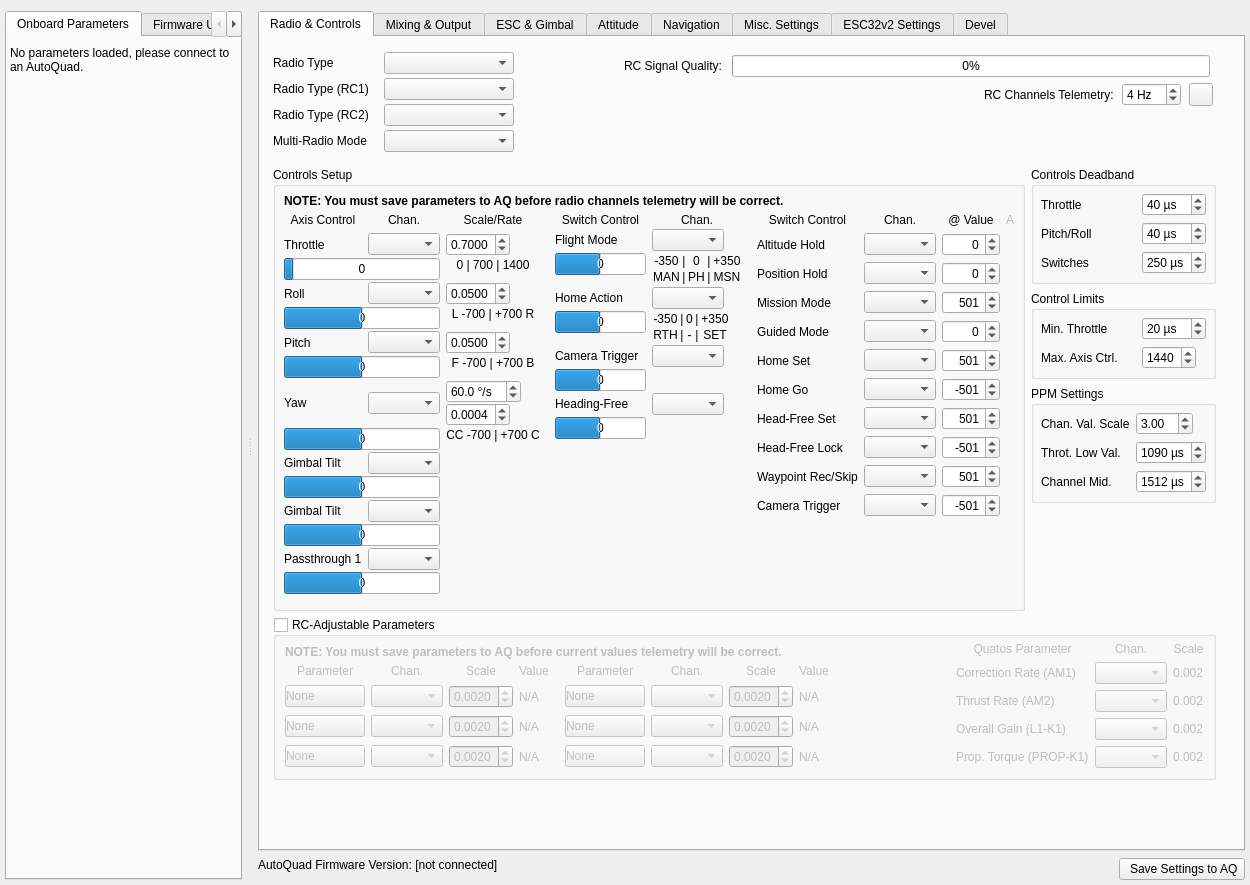
mpaperno/qgroundcontrol_aq, file src/ui/qgcautoquad.ui: the form before one commit.
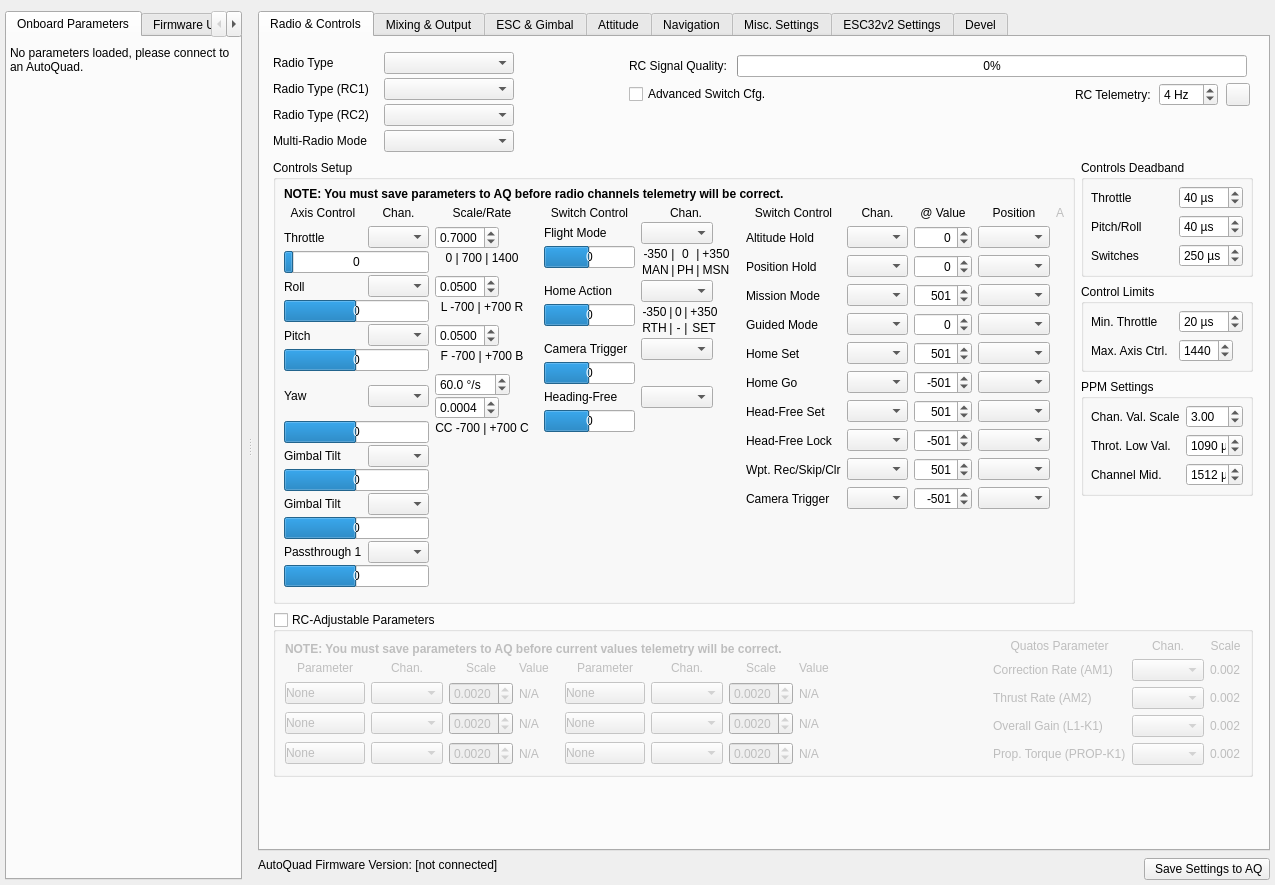
The form after the commit. Icons and pictures are not drawn.

Commit message: Add "simplified" high/mid/low RC switch value configuration view.

Patch:
```diff
--- a/src/ui/qgcautoquad.ui
+++ b/src/ui/qgcautoquad.ui
@@ -7,7 +7,7 @@
    <rect>
     <x>0</x>
     <y>0</y>
-    <width>1250</width>
+    <width>1275</width>
     <height>885</height>
    </rect>
   </property>
@@ -454,9 +454,12 @@
              <property name="leftMargin">
               <number>4</number>
              </property>
-             <property name="spacing">
+             <property name="horizontalSpacing">
               <number>6</number>
              </property>
+             <property name="verticalSpacing">
+              <number>8</number>
+             </property>
              <item row="1" column="0" alignment="Qt::AlignLeft|Qt::AlignTop">
               <widget class="QGroupBox" name="groupBox_channelMapping">
                <property name="sizePolicy">
@@ -832,7 +835,7 @@
                      <item row="9" column="0">
                       <widget class="QLabel" name="label_NAV_CTRL_WP_REC">
                        <property name="text">
-                        <string>Waypoint Rec/Skip</string>
+                        <string>Wpt. Rec/Skip/Clr</string>
                        </property>
                       </widget>
                      </item>
@@ -1146,7 +1149,7 @@
                        </property>
                       </widget>
                      </item>
-                     <item row="1" column="3" alignment="Qt::AlignHCenter|Qt::AlignVCenter">
+                     <item row="1" column="4" alignment="Qt::AlignHCenter|Qt::AlignVCenter">
                       <widget class="QLabel" name="ind_NAV_CTRL_AH">
                        <property name="sizePolicy">
                         <sizepolicy hsizetype="Fixed" vsizetype="Fixed">
@@ -1165,7 +1168,7 @@
                        </property>
                       </widget>
                      </item>
-                     <item row="2" column="3" alignment="Qt::AlignHCenter|Qt::AlignVCenter">
+                     <item row="2" column="4" alignment="Qt::AlignHCenter|Qt::AlignVCenter">
                       <widget class="QLabel" name="ind_NAV_CTRL_PH">
                        <property name="sizePolicy">
                         <sizepolicy hsizetype="Fixed" vsizetype="Fixed">
@@ -1184,7 +1187,7 @@
                        </property>
                       </widget>
                      </item>
-                     <item row="3" column="3" alignment="Qt::AlignHCenter|Qt::AlignVCenter">
+                     <item row="3" column="4" alignment="Qt::AlignHCenter|Qt::AlignVCenter">
                       <widget class="QLabel" name="ind_NAV_CTRL_MISN">
                        <property name="sizePolicy">
                         <sizepolicy hsizetype="Fixed" vsizetype="Fixed">
@@ -1203,7 +1206,7 @@
                        </property>
                       </widget>
                      </item>
-                     <item row="0" column="3" alignment="Qt::AlignHCenter">
+                     <item row="0" column="4" alignment="Qt::AlignHCenter">
                       <widget class="QLabel" name="label_colHdr_switchInd_1">
                        <property name="enabled">
                         <bool>false</bool>
@@ -1228,7 +1231,7 @@
                        </property>
                       </widget>
                      </item>
-                     <item row="4" column="3" alignment="Qt::AlignHCenter|Qt::AlignVCenter">
+                     <item row="4" column="4" alignment="Qt::AlignHCenter|Qt::AlignVCenter">
                       <widget class="QLabel" name="ind_NAV_CTRL_GUIDED">
                        <property name="sizePolicy">
                         <sizepolicy hsizetype="Fixed" vsizetype="Fixed">
@@ -1247,7 +1250,7 @@
                        </property>
                       </widget>
                      </item>
-                     <item row="5" column="3" alignment="Qt::AlignHCenter|Qt::AlignVCenter">
+                     <item row="5" column="4" alignment="Qt::AlignHCenter|Qt::AlignVCenter">
                       <widget class="QLabel" name="ind_NAV_CTRL_HOM_SET">
                        <property name="sizePolicy">
                         <sizepolicy hsizetype="Fixed" vsizetype="Fixed">
@@ -1266,7 +1269,7 @@
                        </property>
                       </widget>
                      </item>
-                     <item row="6" column="3" alignment="Qt::AlignHCenter|Qt::AlignVCenter">
+                     <item row="6" column="4" alignment="Qt::AlignHCenter|Qt::AlignVCenter">
                       <widget class="QLabel" name="ind_NAV_CTRL_HOM_GO">
                        <property name="sizePolicy">
                         <sizepolicy hsizetype="Fixed" vsizetype="Fixed">
@@ -1285,7 +1288,7 @@
                        </property>
                       </widget>
                      </item>
-                     <item row="7" column="3" alignment="Qt::AlignHCenter|Qt::AlignVCenter">
+                     <item row="7" column="4" alignment="Qt::AlignHCenter|Qt::AlignVCenter">
                       <widget class="QLabel" name="ind_NAV_CTRL_HF_SET">
                        <property name="sizePolicy">
                         <sizepolicy hsizetype="Fixed" vsizetype="Fixed">
@@ -1304,7 +1307,7 @@
                        </property>
                       </widget>
                      </item>
-                     <item row="8" column="3" alignment="Qt::AlignHCenter|Qt::AlignVCenter">
+                     <item row="8" column="4" alignment="Qt::AlignHCenter|Qt::AlignVCenter">
                       <widget class="QLabel" name="ind_NAV_CTRL_HF_LOCK">
                        <property name="sizePolicy">
                         <sizepolicy hsizetype="Fixed" vsizetype="Fixed">
@@ -1323,7 +1326,7 @@
                        </property>
                       </widget>
                      </item>
-                     <item row="9" column="3" alignment="Qt::AlignHCenter|Qt::AlignVCenter">
+                     <item row="9" column="4" alignment="Qt::AlignHCenter|Qt::AlignVCenter">
                       <widget class="QLabel" name="ind_NAV_CTRL_WP_REC">
                        <property name="sizePolicy">
                         <sizepolicy hsizetype="Fixed" vsizetype="Fixed">
@@ -1342,7 +1345,7 @@
                        </property>
                       </widget>
                      </item>
-                     <item row="10" column="3" alignment="Qt::AlignHCenter|Qt::AlignVCenter">
+                     <item row="10" column="4" alignment="Qt::AlignHCenter|Qt::AlignVCenter">
                       <widget class="QLabel" name="ind_GMBL_CTRL_TRG_ON">
                        <property name="sizePolicy">
                         <sizepolicy hsizetype="Fixed" vsizetype="Fixed">
@@ -1361,6 +1364,215 @@
                        </property>
                       </widget>
                      </item>
+                     <item row="0" column="3">
+                      <widget class="QLabel" name="label_colHdr_switchPos">
+                       <property name="sizePolicy">
+                        <sizepolicy hsizetype="Preferred" vsizetype="Fixed">
+                         <horstretch>0</horstretch>
+                         <verstretch>0</verstretch>
+                        </sizepolicy>
+                       </property>
+                       <property name="text">
+                        <string>Position</string>
+                       </property>
+                       <property name="alignment">
+                        <set>Qt::AlignCenter</set>
+                       </property>
+                       <property name="labelStyle" stdset="0">
+                        <string notr="true">columnLabel</string>
+                       </property>
+                      </widget>
+                     </item>
+                     <item row="2" column="3">
+                      <widget class="QComboBox" name="NAV_CTRL_PH_pos">
+                       <property name="sizePolicy">
+                        <sizepolicy hsizetype="Preferred" vsizetype="Fixed">
+                         <horstretch>0</horstretch>
+                         <verstretch>0</verstretch>
+                        </sizepolicy>
+                       </property>
+                       <property name="toolTip">
+                        <string>&lt;html&gt;&lt;head/&gt;&lt;body&gt;&lt;p&gt;Radio switch position (channel value) at which this control is considered active. &lt;/p&gt;&lt;p&gt;&lt;span style=&quot; font-weight:600;&quot;&gt;High&lt;/span&gt;: +251 to +750&lt;/p&gt;&lt;p&gt;&lt;span style=&quot; font-weight:600;&quot;&gt;Mid&lt;/span&gt;:   -250 to +250&lt;/p&gt;&lt;p&gt;&lt;span style=&quot; font-weight:600;&quot;&gt;Low&lt;/span&gt;:   -251 to -750&lt;/p&gt;&lt;/body&gt;&lt;/html&gt;</string>
+                       </property>
+                       <property name="currentIndex">
+                        <number>-1</number>
+                       </property>
+                       <property name="sizeAdjustPolicy">
+                        <enum>QComboBox::AdjustToContents</enum>
+                       </property>
+                      </widget>
+                     </item>
+                     <item row="3" column="3">
+                      <widget class="QComboBox" name="NAV_CTRL_MISN_pos">
+                       <property name="sizePolicy">
+                        <sizepolicy hsizetype="Preferred" vsizetype="Fixed">
+                         <horstretch>0</horstretch>
+                         <verstretch>0</verstretch>
+                        </sizepolicy>
+                       </property>
+                       <property name="toolTip">
+                        <string>&lt;html&gt;&lt;head/&gt;&lt;body&gt;&lt;p&gt;Radio switch position (channel value) at which this control is considered active. &lt;/p&gt;&lt;p&gt;&lt;span style=&quot; font-weight:600;&quot;&gt;High&lt;/span&gt;: +251 to +750&lt;/p&gt;&lt;p&gt;&lt;span style=&quot; font-weight:600;&quot;&gt;Mid&lt;/span&gt;:   -250 to +250&lt;/p&gt;&lt;p&gt;&lt;span style=&quot; font-weight:600;&quot;&gt;Low&lt;/span&gt;:   -251 to -750&lt;/p&gt;&lt;/body&gt;&lt;/html&gt;</string>
+                       </property>
+                       <property name="currentIndex">
+                        <number>-1</number>
+                       </property>
+                       <property name="sizeAdjustPolicy">
+                        <enum>QComboBox::AdjustToContents</enum>
+                       </property>
+                      </widget>
+                     </item>
+                     <item row="4" column="3">
+                      <widget class="QComboBox" name="NAV_CTRL_GUIDED_pos">
+                       <property name="sizePolicy">
+                        <sizepolicy hsizetype="Preferred" vsizetype="Fixed">
+                         <horstretch>0</horstretch>
+                         <verstretch>0</verstretch>
+                        </sizepolicy>
+                       </property>
+                       <property name="toolTip">
+                        <string>&lt;html&gt;&lt;head/&gt;&lt;body&gt;&lt;p&gt;Radio switch position (channel value) at which this control is considered active. &lt;/p&gt;&lt;p&gt;&lt;span style=&quot; font-weight:600;&quot;&gt;High&lt;/span&gt;: +251 to +750&lt;/p&gt;&lt;p&gt;&lt;span style=&quot; font-weight:600;&quot;&gt;Mid&lt;/span&gt;:   -250 to +250&lt;/p&gt;&lt;p&gt;&lt;span style=&quot; font-weight:600;&quot;&gt;Low&lt;/span&gt;:   -251 to -750&lt;/p&gt;&lt;/body&gt;&lt;/html&gt;</string>
+                       </property>
+                       <property name="currentIndex">
+                        <number>-1</number>
+                       </property>
+                       <property name="sizeAdjustPolicy">
+                        <enum>QComboBox::AdjustToContents</enum>
+                       </property>
+                      </widget>
+                     </item>
+                     <item row="5" column="3">
+                      <widget class="QComboBox" name="NAV_CTRL_HOM_SET_pos">
+                       <property name="sizePolicy">
+                        <sizepolicy hsizetype="Preferred" vsizetype="Fixed">
+                         <horstretch>0</horstretch>
+                         <verstretch>0</verstretch>
+                        </sizepolicy>
+                       </property>
+                       <property name="toolTip">
+                        <string>&lt;html&gt;&lt;head/&gt;&lt;body&gt;&lt;p&gt;Radio switch position (channel value) at which this control is considered active. &lt;/p&gt;&lt;p&gt;&lt;span style=&quot; font-weight:600;&quot;&gt;High&lt;/span&gt;: +251 to +750&lt;/p&gt;&lt;p&gt;&lt;span style=&quot; font-weight:600;&quot;&gt;Mid&lt;/span&gt;:   -250 to +250&lt;/p&gt;&lt;p&gt;&lt;span style=&quot; font-weight:600;&quot;&gt;Low&lt;/span&gt;:   -251 to -750&lt;/p&gt;&lt;/body&gt;&lt;/html&gt;</string>
+                       </property>
+                       <property name="currentIndex">
+                        <number>-1</number>
+                       </property>
+                       <property name="sizeAdjustPolicy">
+                        <enum>QComboBox::AdjustToContents</enum>
+                       </property>
+                      </widget>
+                     </item>
+                     <item row="6" column="3">
+                      <widget class="QComboBox" name="NAV_CTRL_HOM_GO_pos">
+                       <property name="sizePolicy">
+                        <sizepolicy hsizetype="Preferred" vsizetype="Fixed">
+                         <horstretch>0</horstretch>
+                         <verstretch>0</verstretch>
+                        </sizepolicy>
+                       </property>
+                       <property name="toolTip">
+                        <string>&lt;html&gt;&lt;head/&gt;&lt;body&gt;&lt;p&gt;Radio switch position (channel value) at which this control is considered active. &lt;/p&gt;&lt;p&gt;&lt;span style=&quot; font-weight:600;&quot;&gt;High&lt;/span&gt;: +251 to +750&lt;/p&gt;&lt;p&gt;&lt;span style=&quot; font-weight:600;&quot;&gt;Mid&lt;/span&gt;:   -250 to +250&lt;/p&gt;&lt;p&gt;&lt;span style=&quot; font-weight:600;&quot;&gt;Low&lt;/span&gt;:   -251 to -750&lt;/p&gt;&lt;/body&gt;&lt;/html&gt;</string>
+                       </property>
+                       <property name="currentIndex">
+                        <number>-1</number>
+                       </property>
+                       <property name="sizeAdjustPolicy">
+                        <enum>QComboBox::AdjustToContents</enum>
+                       </property>
+                      </widget>
+                     </item>
+                     <item row="7" column="3">
+                      <widget class="QComboBox" name="NAV_CTRL_HF_SET_pos">
+                       <property name="sizePolicy">
+                        <sizepolicy hsizetype="Preferred" vsizetype="Fixed">
+                         <horstretch>0</horstretch>
+                         <verstretch>0</verstretch>
+                        </sizepolicy>
+                       </property>
+                       <property name="toolTip">
+                        <string>&lt;html&gt;&lt;head/&gt;&lt;body&gt;&lt;p&gt;Radio switch position (channel value) at which this control is considered active. &lt;/p&gt;&lt;p&gt;&lt;span style=&quot; font-weight:600;&quot;&gt;High&lt;/span&gt;: +251 to +750&lt;/p&gt;&lt;p&gt;&lt;span style=&quot; font-weight:600;&quot;&gt;Mid&lt;/span&gt;:   -250 to +250&lt;/p&gt;&lt;p&gt;&lt;span style=&quot; font-weight:600;&quot;&gt;Low&lt;/span&gt;:   -251 to -750&lt;/p&gt;&lt;/body&gt;&lt;/html&gt;</string>
+                       </property>
+                       <property name="currentIndex">
+                        <number>-1</number>
+                       </property>
+                       <property name="sizeAdjustPolicy">
+                        <enum>QComboBox::AdjustToContents</enum>
+                       </property>
+                      </widget>
+                     </item>
+                     <item row="8" column="3">
+                      <widget class="QComboBox" name="NAV_CTRL_HF_LOCK_pos">
+                       <property name="sizePolicy">
+                        <sizepolicy hsizetype="Preferred" vsizetype="Fixed">
+                         <horstretch>0</horstretch>
+                         <verstretch>0</verstretch>
+                        </sizepolicy>
+                       </property>
+                       <property name="toolTip">
+                        <string>&lt;html&gt;&lt;head/&gt;&lt;body&gt;&lt;p&gt;Radio switch position (channel value) at which this control is considered active. &lt;/p&gt;&lt;p&gt;&lt;span style=&quot; font-weight:600;&quot;&gt;High&lt;/span&gt;: +251 to +750&lt;/p&gt;&lt;p&gt;&lt;span style=&quot; font-weight:600;&quot;&gt;Mid&lt;/span&gt;:   -250 to +250&lt;/p&gt;&lt;p&gt;&lt;span style=&quot; font-weight:600;&quot;&gt;Low&lt;/span&gt;:   -251 to -750&lt;/p&gt;&lt;/body&gt;&lt;/html&gt;</string>
+                       </property>
+                       <property name="currentIndex">
+                        <number>-1</number>
+                       </property>
+                       <property name="sizeAdjustPolicy">
+                        <enum>QComboBox::AdjustToContents</enum>
+                       </property>
+                      </widget>
+                     </item>
+                     <item row="9" column="3">
+                      <widget class="QComboBox" name="NAV_CTRL_WP_REC_pos">
+                       <property name="sizePolicy">
+                        <sizepolicy hsizetype="Preferred" vsizetype="Fixed">
+                         <horstretch>0</horstretch>
+                         <verstretch>0</verstretch>
+                        </sizepolicy>
+                       </property>
+                       <property name="toolTip">
+                        <string>&lt;html&gt;&lt;head/&gt;&lt;body&gt;&lt;p&gt;Radio switch position (channel value) at which this control is considered active. &lt;/p&gt;&lt;p&gt;&lt;span style=&quot; font-weight:600;&quot;&gt;High&lt;/span&gt;: +251 to +750&lt;/p&gt;&lt;p&gt;&lt;span style=&quot; font-weight:600;&quot;&gt;Mid&lt;/span&gt;:   -250 to +250&lt;/p&gt;&lt;p&gt;&lt;span style=&quot; font-weight:600;&quot;&gt;Low&lt;/span&gt;:   -251 to -750&lt;/p&gt;&lt;/body&gt;&lt;/html&gt;</string>
+                       </property>
+                       <property name="currentIndex">
+                        <number>-1</number>
+                       </property>
+                       <property name="sizeAdjustPolicy">
+                        <enum>QComboBox::AdjustToContents</enum>
+                       </property>
+                      </widget>
+                     </item>
+                     <item row="10" column="3">
+                      <widget class="QComboBox" name="GMBL_CTRL_TRG_ON_pos">
+                       <property name="sizePolicy">
+                        <sizepolicy hsizetype="Preferred" vsizetype="Fixed">
+                         <horstretch>0</horstretch>
+                         <verstretch>0</verstretch>
+                        </sizepolicy>
+                       </property>
+                       <property name="toolTip">
+                        <string>&lt;html&gt;&lt;head/&gt;&lt;body&gt;&lt;p&gt;Radio switch position (channel value) at which this control is considered active. &lt;/p&gt;&lt;p&gt;&lt;span style=&quot; font-weight:600;&quot;&gt;High&lt;/span&gt;: +251 to +750&lt;/p&gt;&lt;p&gt;&lt;span style=&quot; font-weight:600;&quot;&gt;Mid&lt;/span&gt;:   -250 to +250&lt;/p&gt;&lt;p&gt;&lt;span style=&quot; font-weight:600;&quot;&gt;Low&lt;/span&gt;:   -251 to -750&lt;/p&gt;&lt;/body&gt;&lt;/html&gt;</string>
+                       </property>
+                       <property name="currentIndex">
+                        <number>-1</number>
+                       </property>
+                       <property name="sizeAdjustPolicy">
+                        <enum>QComboBox::AdjustToContents</enum>
+                       </property>
+                      </widget>
+                     </item>
+                     <item row="1" column="3">
+                      <widget class="QComboBox" name="NAV_CTRL_AH_pos">
+                       <property name="sizePolicy">
+                        <sizepolicy hsizetype="Preferred" vsizetype="Fixed">
+                         <horstretch>0</horstretch>
+                         <verstretch>0</verstretch>
+                        </sizepolicy>
+                       </property>
+                       <property name="toolTip">
+                        <string>&lt;html&gt;&lt;head/&gt;&lt;body&gt;&lt;p&gt;Radio switch position (channel value) at which this control is considered active. &lt;/p&gt;&lt;p&gt;&lt;span style=&quot; font-weight:600;&quot;&gt;High&lt;/span&gt;: +251 to +750&lt;/p&gt;&lt;p&gt;&lt;span style=&quot; font-weight:600;&quot;&gt;Mid&lt;/span&gt;:   -250 to +250&lt;/p&gt;&lt;p&gt;&lt;span style=&quot; font-weight:600;&quot;&gt;Low&lt;/span&gt;:   -251 to -750&lt;/p&gt;&lt;/body&gt;&lt;/html&gt;</string>
+                       </property>
+                       <property name="currentIndex">
+                        <number>-1</number>
+                       </property>
+                       <property name="sizeAdjustPolicy">
+                        <enum>QComboBox::AdjustToContentsOnFirstShow</enum>
+                       </property>
+                      </widget>
+                     </item>
                     </layout>
                    </item>
                   </layout>
@@ -2473,6 +2685,9 @@
                 <property name="rightMargin">
                  <number>0</number>
                 </property>
+                <property name="bottomMargin">
+                 <number>0</number>
+                </property>
                 <property name="horizontalSpacing">
                  <number>0</number>
                 </property>
@@ -2575,6 +2790,16 @@
                      <property name="spacing">
                       <number>8</number>
                      </property>
+                     <item>
+                      <widget class="QCheckBox" name="checkBox_showAdvRadioCfg">
+                       <property name="toolTip">
+                        <string>&lt;html&gt;&lt;head/&gt;&lt;body&gt;&lt;p&gt;Enable advanced switch controls setup to adjust activation values precisely. This can be useful to set up more than three controls on one channel.&lt;/p&gt;&lt;/body&gt;&lt;/html&gt;</string>
+                       </property>
+                       <property name="text">
+                        <string>Advanced Switch Cfg.</string>
+                       </property>
+                      </widget>
+                     </item>
                      <item>
                       <spacer name="horizontalSpacer_10">
                        <property name="orientation">
@@ -2597,7 +2822,7 @@
                         </sizepolicy>
                        </property>
                        <property name="text">
-                        <string>RC Channels Telemetry:</string>
+                        <string>RC Telemetry:</string>
                        </property>
                       </widget>
                      </item>
@@ -3217,7 +3442,7 @@
                </property>
                <layout class="QGridLayout" name="gridLayout_21">
                 <property name="topMargin">
-                 <number>5</number>
+                 <number>7</number>
                 </property>
                 <property name="spacing">
                  <number>0</number>
```
Left out of the diff: 66 changed lines with no effect on the pictures. The commit also changes 2 other files.
